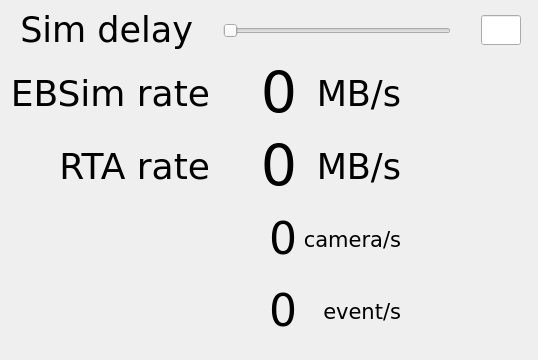
ASTRO-BO/RTAMonitor, file Gui.ui: the form before one commit.
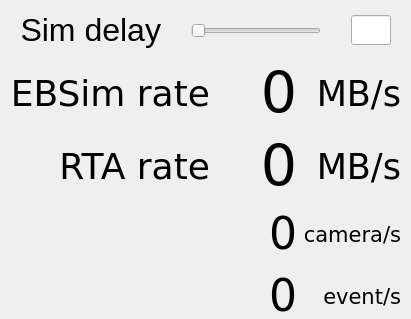
The form after the commit.

What changed in the file:
```diff
--- a/Gui.ui
+++ b/Gui.ui
@@ -6,8 +6,8 @@
    <rect>
     <x>0</x>
     <y>0</y>
-    <width>538</width>
-    <height>360</height>
+    <width>411</width>
+    <height>319</height>
    </rect>
   </property>
   <property name="maximumSize">
@@ -27,7 +27,7 @@
     <rect>
      <x>10</x>
      <y>0</y>
-     <width>521</width>
+     <width>391</width>
      <height>61</height>
     </rect>
    </property>
@@ -54,8 +54,10 @@
       </property>
       <property name="font">
        <font>
-        <family>DejaVu Sans</family>
-        <pointsize>26</pointsize>
+        <family>Helvetica</family>
+        <pointsize>24</pointsize>
+        <weight>50</weight>
+        <bold>false</bold>
        </font>
       </property>
       <property name="text">
@@ -127,10 +129,13 @@
      <x>10</x>
      <y>60</y>
      <width>391</width>
-     <height>284</height>
+     <height>264</height>
     </rect>
    </property>
    <layout class="QGridLayout" name="gridLayout">
+    <property name="sizeConstraint">
+     <enum>QLayout::SetDefaultConstraint</enum>
+    </property>
     <item row="2" column="0">
      <widget class="QLabel" name="label">
       <property name="text">
```
